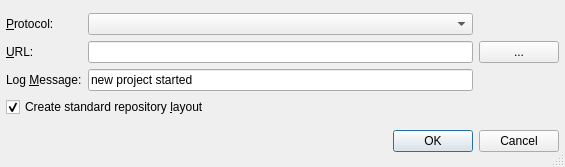
Qt form Plugins/VcsPlugins/vcsSubversion/SvnOptionsDialog.ui (testmana2/test) before a commit.
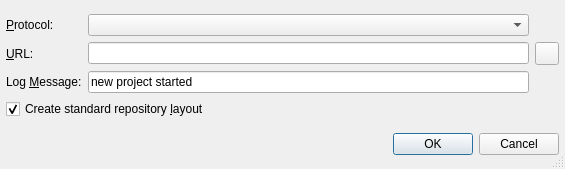
The same form after that commit.

Commit message: Changed all the file or directory selection buttons to QToolButton and gave them an icon.

```diff
--- a/Plugins/VcsPlugins/vcsSubversion/SvnOptionsDialog.ui
+++ b/Plugins/VcsPlugins/vcsSubversion/SvnOptionsDialog.ui
@@ -7,7 +7,7 @@
     <x>0</x>
     <y>0</y>
     <width>565</width>
-    <height>167</height>
+    <height>169</height>
    </rect>
   </property>
   <property name="windowTitle">
@@ -57,16 +57,6 @@
        </property>
       </widget>
      </item>
-     <item row="1" column="2">
-      <widget class="QPushButton" name="vcsUrlButton">
-       <property name="toolTip">
-        <string>Select the repository url via a directory selection dialog or the repository browser</string>
-       </property>
-       <property name="text">
-        <string>...</string>
-       </property>
-      </widget>
-     </item>
      <item row="1" column="0">
       <widget class="QLabel" name="vcsUrlLabel">
        <property name="text">
@@ -111,6 +101,13 @@
        </property>
       </widget>
      </item>
+     <item row="1" column="2">
+      <widget class="QToolButton" name="vcsUrlButton">
+       <property name="toolTip">
+        <string>Select the repository url via a directory selection dialog or the repository browser</string>
+       </property>
+      </widget>
+     </item>
     </layout>
    </item>
    <item>
```
The commit also changes 127 other files.
